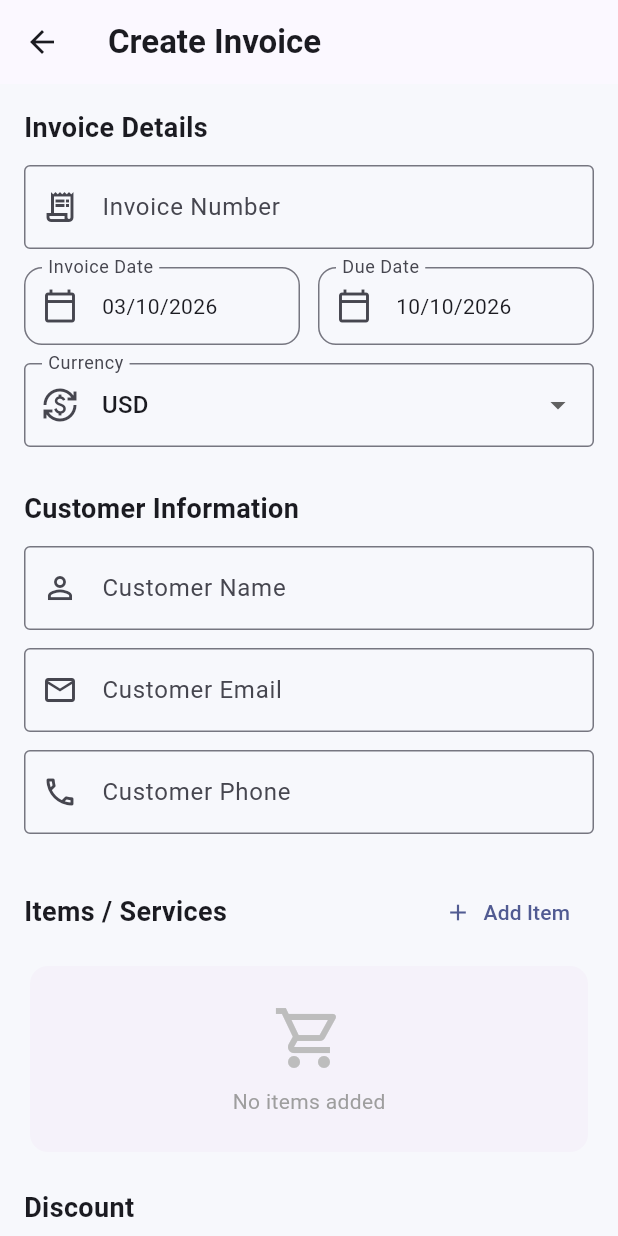
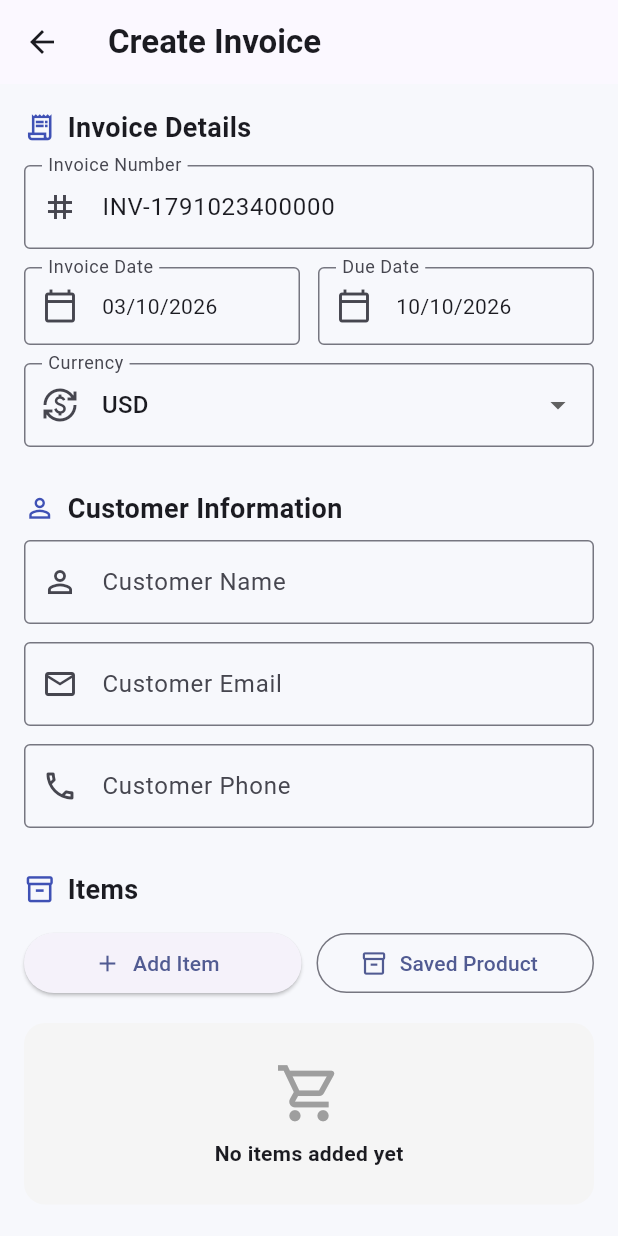
Before and after one commit to MuhammadSirajShah/Invoice-Bill-Maker-, a Flutter app: the screen it shows after launch, after a tap on "Create New Invoice", on a phone screen of 412 x 824 dp. Run offline on Flutter 3.47's test engine with Material 3 defaults, Android fonts, the phone set to English and light mode, and no system bars; our stand-ins replace pdf, share_plus, shared_preferences.

Commit message:
Update project

```diff
--- a/lib/screens/create_invoice_screen.dart
+++ b/lib/screens/create_invoice_screen.dart
@@ -3,8 +3,10 @@ import 'package:flutter/material.dart';
 import '../models/customer_model.dart';
 import '../models/invoice_item_model.dart';
 import '../models/invoice_model.dart';
+import '../models/product_model.dart';
 import '../services/customer_storage_service.dart';
 import '../services/invoice_storage_service.dart';
+import '../services/product_storage_service.dart';
 import 'invoice_preview_screen.dart';
 
 class CreateInvoiceScreen extends StatefulWidget {
@@ -19,28 +21,31 @@ class _CreateInvoiceScreenState
     extends State<CreateInvoiceScreen> {
   final _formKey = GlobalKey<FormState>();
 
-  final invoiceNumberController =
+  final TextEditingController invoiceNumberController =
   TextEditingController();
 
-  final customerNameController =
+  final TextEditingController customerNameController =
   TextEditingController();
 
-  final customerEmailController =
+  final TextEditingController customerEmailController =
   TextEditingController();
 
-  final customerPhoneController =
+  final TextEditingController customerPhoneController =
   TextEditingController();
 
-  final notesController =
+  final TextEditingController notesController =
   TextEditingController();
 
-  final discountController =
-  TextEditingController(text: '0');
+  final TextEditingController discountController =
+  TextEditingController(
+    text: '0',
+  );
 
   DateTime invoiceDate = DateTime.now();
 
-  DateTime dueDate =
-  DateTime.now().add(const Duration(days: 7));
+  DateTime dueDate = DateTime.now().add(
+    const Duration(days: 7),
+  );
 
   String selectedCurrency = 'USD';
 
@@ -48,11 +53,17 @@ class _CreateInvoiceScreenState
 
   List<CustomerModel> savedCustomers = [];
 
+  List<ProductModel> savedProducts = [];
+
   @override
   void initState() {
     super.initState();
 
+    invoiceNumberController.text =
+    'INV-${DateTime.now().millisecondsSinceEpoch}';
+
     _loadCustomers();
+    _loadProducts();
   }
 
   @override
@@ -80,6 +91,19 @@ class _CreateInvoiceScreenState
     });
   }
 
+  Future<void> _loadProducts() async {
+    final products =
+    await ProductStorageService.getProducts();
+
+    if (!mounted) {
+      return;
+    }
+
+    setState(() {
+      savedProducts = products;
+    });
+  }
+
   double get subtotal {
     return items.fold(
       0,
@@ -101,16 +125,25 @@ class _CreateInvoiceScreenState
   }
 
   Future<void> _selectCustomer() async {
+    if (savedCustomers.isEmpty) {
+      ScaffoldMessenger.of(context).showSnackBar(
+        const SnackBar(
+          content: Text(
+            'No saved customers found.',
+          ),
+        ),
+      );
+
+      return;
+    }
+
     final customer =
     await showModalBottomSheet<CustomerModel>(
       context: context,
-      isScrollControlled: true,
       builder: (context) {
         return SafeArea(
-          child: Padding(
+          child: ListView(
             padding: const EdgeInsets.all(16),
-            child: ListView(
-              shrinkWrap: true,
             children: [
               const Text(
                 'Select Customer',
@@ -119,16 +152,10 @@ class _CreateInvoiceScreenState
                   fontWeight: FontWeight.bold,
                 ),
               ),
-
               const SizedBox(height: 16),
-
               ...savedCustomers.map(
                     (customer) {
                   return ListTile(
-                      contentPadding:
-                      const EdgeInsets.symmetric(
-                        vertical: 4,
-                      ),
                     leading: CircleAvatar(
                       child: Text(
                         customer.name
@@ -162,7 +189,6 @@ class _CreateInvoiceScreenState
               ),
             ],
           ),
-          ),
         );
       },
     );
@@ -183,8 +209,101 @@ class _CreateInvoiceScreenState
     });
   }
 
+  Future<void> _selectSavedProduct() async {
+    if (savedProducts.isEmpty) {
+      ScaffoldMessenger.of(context).showSnackBar(
+        const SnackBar(
+          content: Text(
+            'No saved products or services found.',
+          ),
+        ),
+      );
+
+      return;
+    }
+
+    final product =
+    await showModalBottomSheet<ProductModel>(
+      context: context,
+      builder: (context) {
+        return SafeArea(
+          child: ListView(
+            padding: const EdgeInsets.all(16),
+            children: [
+              const Text(
+                'Select Product / Service',
+                style: TextStyle(
+                  fontSize: 20,
+                  fontWeight: FontWeight.bold,
+                ),
+              ),
+
+              const SizedBox(height: 16),
+
+              ...savedProducts.map(
+                    (product) {
+                  return ListTile(
+                    leading: CircleAvatar(
+                      child: const Icon(
+                        Icons.inventory_2_outlined,
+                      ),
+                    ),
+                    title: Text(
+                      product.name,
+                      style: const TextStyle(
+                        fontWeight: FontWeight.bold,
+                      ),
+                    ),
+                    subtitle:
+                    product.description.isNotEmpty
+                        ? Text(
+                      product.description,
+                      maxLines: 1,
+                      overflow:
+                      TextOverflow.ellipsis,
+                    )
+                        : null,
+                    trailing: Text(
+                      product.price.toStringAsFixed(
+                        2,
+                      ),
+                      style: const TextStyle(
+                        fontWeight: FontWeight.bold,
+                      ),
+                    ),
+                    onTap: () {
+                      Navigator.pop(
+                        context,
+                        product,
+                      );
+                    },
+                  );
+                },
+              ),
+            ],
+          ),
+        );
+      },
+    );
+
+    if (product == null) {
+      return;
+    }
+
+    setState(() {
+      items.add(
+        InvoiceItem(
+          name: product.name,
+          quantity: 1,
+          price: product.price,
+        ),
+      );
+    });
+  }
+
   Future<void> _selectInvoiceDate() async {
-    final selectedDate = await showDatePicker(
+    final selectedDate =
+    await showDatePicker(
       context: context,
       initialDate: invoiceDate,
       firstDate: DateTime(2020),
@@ -201,10 +320,11 @@ class _CreateInvoiceScreenState
   }
 
   Future<void> _selectDueDate() async {
-    final selectedDate = await showDatePicker(
+    final selectedDate =
+    await showDatePicker(
       context: context,
       initialDate: dueDate,
-      firstDate: invoiceDate,
+      firstDate: DateTime(2020),
       lastDate: DateTime(2100),
     );
 
@@ -231,17 +351,15 @@ class _CreateInvoiceScreenState
       text: existingItem?.name ?? '',
     );
 
-    final quantityController =
-    TextEditingController(
+    final quantityController = TextEditingController(
       text: existingItem?.quantity
-          .toString() ??
+          .toStringAsFixed(0) ??
           '1',
     );
 
-    final priceController =
-    TextEditingController(
+    final priceController = TextEditingController(
       text: existingItem?.price
-          .toString() ??
+          .toStringAsFixed(2) ??
           '',
     );
 
@@ -264,8 +382,6 @@ class _CreateInvoiceScreenState
                 children: [
                   TextFormField(
                     controller: nameController,
-                    textInputAction:
-                    TextInputAction.next,
                     decoration:
                     const InputDecoration(
                       labelText: 'Item / Service Name',
@@ -286,14 +402,11 @@ class _CreateInvoiceScreenState
                   const SizedBox(height: 12),
 
                   TextFormField(
-                    controller:
-                    quantityController,
+                    controller: quantityController,
                     keyboardType:
                     const TextInputType.numberWithOptions(
                       decimal: true,
                     ),
-                    textInputAction:
-                    TextInputAction.next,
                     decoration:
                     const InputDecoration(
                       labelText: 'Quantity',
@@ -490,13 +603,9 @@ class _CreateInvoiceScreenState
         child: ListView(
           padding: const EdgeInsets.all(16),
           children: [
-            // Invoice Details
-            const Text(
-              'Invoice Details',
-              style: TextStyle(
-                fontSize: 18,
-                fontWeight: FontWeight.bold,
-              ),
+            _SectionTitle(
+              title: 'Invoice Details',
+              icon: Icons.receipt_long_outlined,
             ),
 
             const SizedBox(height: 12),
@@ -506,7 +615,7 @@ class _CreateInvoiceScreenState
               decoration: const InputDecoration(
                 labelText: 'Invoice Number',
                 prefixIcon: Icon(
-                  Icons.receipt_long_outlined,
+                  Icons.tag,
                 ),
                 border: OutlineInputBorder(),
               ),
@@ -527,8 +636,7 @@ class _CreateInvoiceScreenState
                 Expanded(
                   child: _DateField(
                     label: 'Invoice Date',
-                    value:
-                    _formatDate(invoiceDate),
+                    date: _formatDate(invoiceDate),
                     onTap: _selectInvoiceDate,
                   ),
                 ),
@@ -536,8 +644,7 @@ class _CreateInvoiceScreenState
                 Expanded(
                   child: _DateField(
                     label: 'Due Date',
-                    value:
-                    _formatDate(dueDate),
+                    date: _formatDate(dueDate),
                     onTap: _selectDueDate,
                   ),
                 ),
@@ -548,8 +655,7 @@ class _CreateInvoiceScreenState
 
             DropdownButtonFormField<String>(
               value: selectedCurrency,
-              decoration:
-              const InputDecoration(
+              decoration: const InputDecoration(
                 labelText: 'Currency',
                 prefixIcon: Icon(
                   Icons.currency_exchange,
@@ -587,37 +693,32 @@ class _CreateInvoiceScreenState
 
             const SizedBox(height: 28),
 
-            // Customer Information
-            Row(
-              mainAxisAlignment:
-              MainAxisAlignment.spaceBetween,
-              children: [
-                const Text(
-                  'Customer Information',
-                  style: TextStyle(
-                    fontSize: 18,
-                    fontWeight: FontWeight.bold,
+            _SectionTitle(
+              title: 'Customer Information',
+              icon: Icons.person_outline,
             ),
-                ),
-                if (savedCustomers.isNotEmpty)
-                  TextButton.icon(
+
+            if (savedCustomers.isNotEmpty) ...[
+              const SizedBox(height: 8),
+
+              Align(
+                alignment: Alignment.centerRight,
+                child: TextButton.icon(
                   onPressed: _selectCustomer,
                   icon: const Icon(
                     Icons.person_search,
                   ),
                   label: const Text(
-                      'Select Saved',
+                    'Select Saved Customer',
+                  ),
                 ),
               ),
             ],
-            ),
 
-            const SizedBox(height: 12),
+            const SizedBox(height: 8),
 
             TextFormField(
               controller: customerNameController,
-              textInputAction:
-              TextInputAction.next,
               decoration: const InputDecoration(
                 labelText: 'Customer Name',
                 prefixIcon: Icon(
@@ -641,8 +742,6 @@ class _CreateInvoiceScreenState
               controller: customerEmailController,
               keyboardType:
               TextInputType.emailAddress,
-              textInputAction:
-              TextInputAction.next,
               decoration: const InputDecoration(
                 labelText: 'Customer Email',
                 prefixIcon: Icon(
@@ -669,19 +768,17 @@ class _CreateInvoiceScreenState
 
             const SizedBox(height: 28),
 
-            // Items
+            _SectionTitle(
+              title: 'Items',
+              icon: Icons.inventory_2_outlined,
+            ),
+
+            const SizedBox(height: 12),
+
             Row(
-              mainAxisAlignment:
-              MainAxisAlignment.spaceBetween,
               children: [
-                const Text(
-                  'Items / Services',
-                  style: TextStyle(
-                    fontSize: 18,
-                    fontWeight: FontWeight.bold,
-                  ),
-                ),
-                TextButton.icon(
+                Expanded(
+                  child: ElevatedButton.icon(
                     onPressed: () {
                       _showItemDialog();
                     },
@@ -692,35 +789,52 @@ class _CreateInvoiceScreenState
                       'Add Item',
                     ),
                   ),
+                ),
+                const SizedBox(width: 10),
+                Expanded(
+                  child: OutlinedButton.icon(
+                    onPressed:
+                    _selectSavedProduct,
+                    icon: const Icon(
+                      Icons.inventory_2_outlined,
+                    ),
+                    label: const Text(
+                      'Saved Product',
+                    ),
+                  ),
+                ),
               ],
             ),
 
-            const SizedBox(height: 8),
+            const SizedBox(height: 16),
 
             if (items.isEmpty)
-              Card(
-                elevation: 0,
-                child: Padding(
-                  padding:
-                  const EdgeInsets.all(24),
+              Container(
+                width: double.infinity,
+                padding: const EdgeInsets.all(24),
+                decoration: BoxDecoration(
+                  color: Colors.grey.shade100,
+                  borderRadius:
+                  BorderRadius.circular(14),
+                ),
                 child: Column(
                   children: [
                     Icon(
                       Icons
                           .shopping_cart_outlined,
-                        size: 48,
+                      size: 45,
                       color:
-                        Colors.grey.shade400,
+                      Colors.grey.shade500,
                     ),
                     const SizedBox(height: 8),
                     const Text(
-                        'No items added',
+                      'No items added yet',
                       style: TextStyle(
-                          color: Colors.grey,
+                        fontWeight:
+                        FontWeight.bold,
                       ),
                     ),
                   ],
-                  ),
                 ),
               )
             else
@@ -753,7 +867,7 @@ class _CreateInvoiceScreenState
                         MainAxisSize.min,
                         children: [
                           Text(
-                            '$selectedCurrency '
+                            '${selectedCurrency} '
                                 '${item.total.toStringAsFixed(2)}',
                             style:
                             const TextStyle(
@@ -790,15 +904,11 @@ class _CreateInvoiceScreenState
                 },
               ),
 
-            const SizedBox(height: 20),
+            const SizedBox(height: 28),
 
-            // Discount
-            const Text(
-              'Discount',
-              style: TextStyle(
-                fontSize: 18,
-                fontWeight: FontWeight.bold,
-              ),
+            _SectionTitle(
+              title: 'Discount',
+              icon: Icons.discount_outlined,
             ),
 
             const SizedBox(height: 12),
@@ -809,28 +919,25 @@ class _CreateInvoiceScreenState
               const TextInputType.numberWithOptions(
                 decimal: true,
               ),
+              decoration: const InputDecoration(
+                labelText: 'Discount',
+                prefixIcon: Icon(
+                  Icons.discount_outlined,
+                ),
+                border: OutlineInputBorder(),
+              ),
               onChanged: (_) {
                 setState(() {});
               },
-              decoration: InputDecoration(
-                labelText: 'Discount',
-                prefixText:
-                '$selectedCurrency ',
-                prefixIcon: const Icon(
-                  Icons.discount_outlined,
-                ),
-                border:
-                const OutlineInputBorder(),
-              ),
               validator: (value) {
-                final discountValue =
+                final discount =
                 double.tryParse(
                   value?.trim() ?? '',
                 );
 
-                if (discountValue == null ||
-                    discountValue < 0) {
-                  return 'Enter valid discount';
+                if (discount == null ||
+                    discount < 0) {
+                  return 'Enter a valid discount';
                 }
 
                 return null;
@@ -839,13 +946,9 @@ class _CreateInvoiceScreenState
 
             const SizedBox(height: 28),
 
-            // Notes
-            const Text(
-              'Notes',
-              style: TextStyle(
-                fontSize: 18,
-                fontWeight: FontWeight.bold,
-              ),
+            _SectionTitle(
+              title: 'Notes',
+              icon: Icons.notes_outlined,
             ),
 
             const SizedBox(height: 12),
@@ -862,49 +965,35 @@ class _CreateInvoiceScreenState
 
             const SizedBox(height: 28),
 
-            // Invoice Summary
+            _SectionTitle(
+              title: 'Invoice Summary',
+              icon: Icons.calculate_outlined,
+            ),
+
+            const SizedBox(height: 12),
+
             Card(
               elevation: 0,
               child: Padding(
-                padding:
-                const EdgeInsets.all(16),
+                padding: const EdgeInsets.all(16),
                 child: Column(
                   children: [
-                    const Align(
-                      alignment:
-                      Alignment.centerLeft,
-                      child: Text(
-                        'Invoice Summary',
-                        style: TextStyle(
-                          fontSize: 18,
-                          fontWeight:
-                          FontWeight.bold,
-                        ),
-                      ),
-                    ),
-
-                    const SizedBox(height: 16),
-
                     _SummaryRow(
                       title: 'Subtotal',
                       value:
                       '$selectedCurrency '
                           '${subtotal.toStringAsFixed(2)}',
                     ),
-
                     const SizedBox(height: 10),
-
                     _SummaryRow(
                       title: 'Discount',
                       value:
                       '-$selectedCurrency '
                           '${discount.toStringAsFixed(2)}',
                     ),
-
                     const Divider(
                       height: 24,
                     ),
-
                     _SummaryRow(
                       title: 'Total',
                       value:
@@ -917,7 +1006,7 @@ class _CreateInvoiceScreenState
               ),
             ),
 
-            const SizedBox(height: 24),
+            const SizedBox(height: 28),
 
             SizedBox(
               width: double.infinity,
@@ -945,14 +1034,45 @@ class _CreateInvoiceScreenState
   }
 }
 
+class _SectionTitle extends StatelessWidget {
+  final String title;
+  final IconData icon;
+
+  const _SectionTitle({
+    required this.title,
+    required this.icon,
+  });
+
+  @override
+  Widget build(BuildContext context) {
+    return Row(
+      children: [
+        Icon(
+          icon,
+          size: 21,
+          color: Colors.indigo,
+        ),
+        const SizedBox(width: 8),
+        Text(
+          title,
+          style: const TextStyle(
+            fontSize: 18,
+            fontWeight: FontWeight.bold,
+          ),
+        ),
+      ],
+    );
+  }
+}
+
 class _DateField extends StatelessWidget {
   final String label;
-  final String value;
+  final String date;
   final VoidCallback onTap;
 
   const _DateField({
     required this.label,
-    required this.value,
+    required this.date,
     required this.onTap,
   });
 
@@ -960,20 +1080,21 @@ class _DateField extends StatelessWidget {
   Widget build(BuildContext context) {
     return InkWell(
       onTap: onTap,
-      borderRadius:
-      BorderRadius.circular(12),
+      borderRadius: BorderRadius.circular(12),
       child: InputDecorator(
         decoration: InputDecoration(
           labelText: label,
           prefixIcon: const Icon(
             Icons.calendar_today_outlined,
           ),
-          border: OutlineInputBorder(
-            borderRadius:
-            BorderRadius.circular(12),
+          border: const OutlineInputBorder(),
+        ),
+        child: Text(
+          date,
+          style: const TextStyle(
+            fontSize: 14,
           ),
         ),
-        child: Text(value),
       ),
     );
   }
```
Lines whose indentation alone changed are shown as unchanged.
